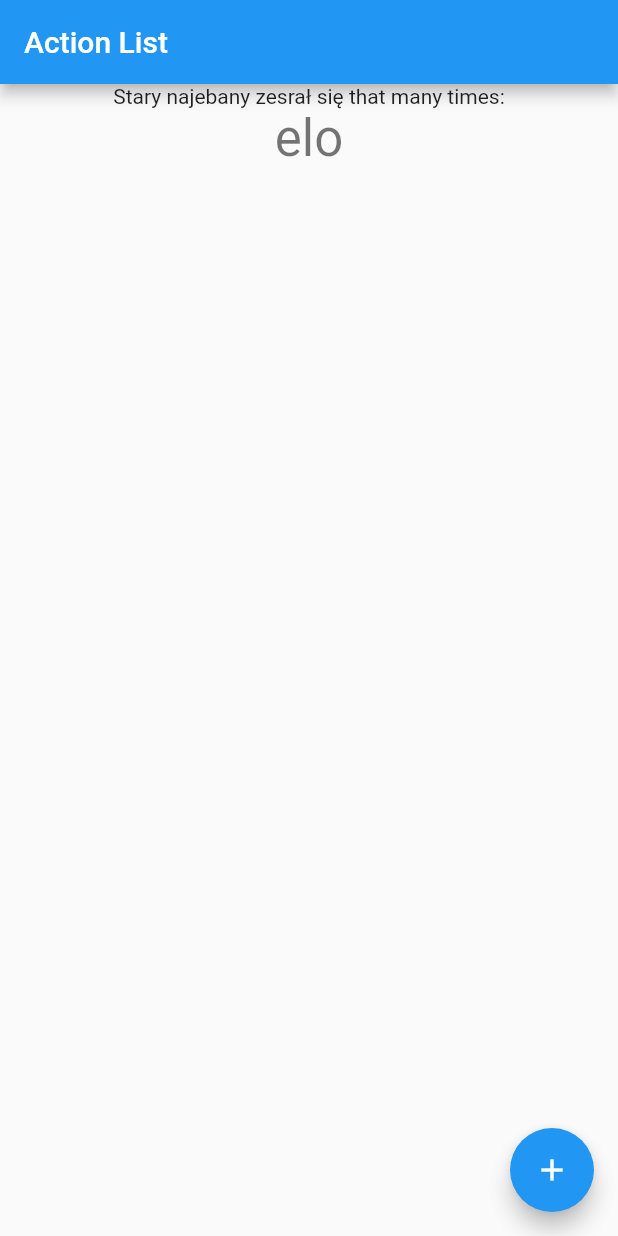
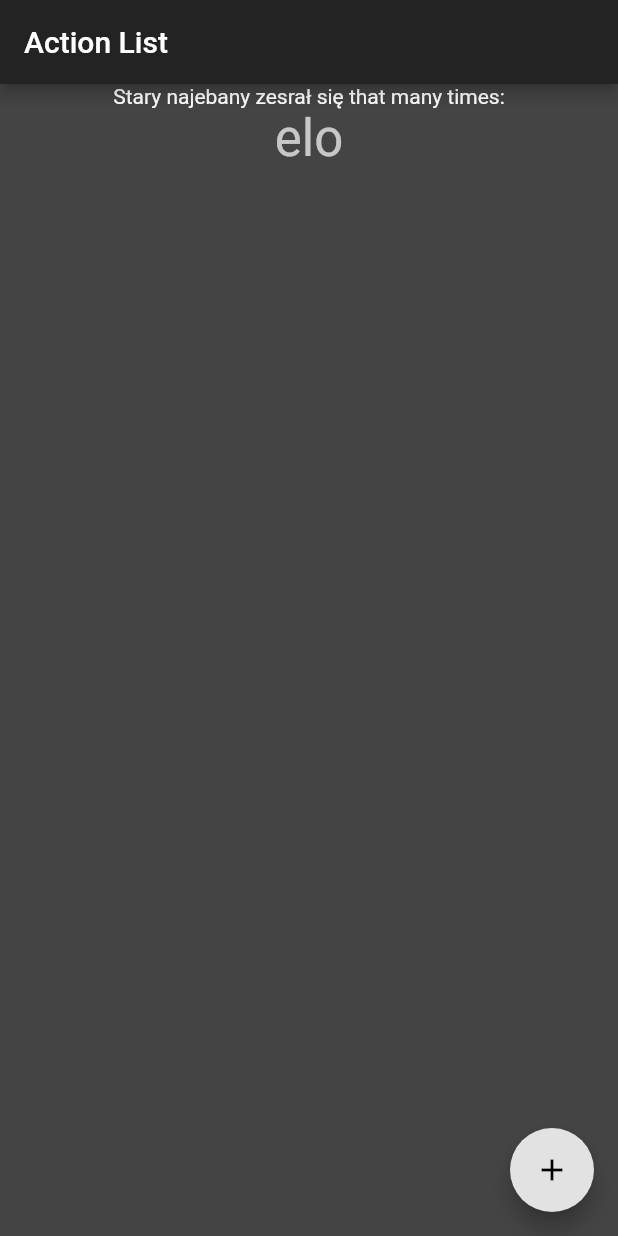
Before and after one commit to filip-wan/rpg_manager_flutter, a Flutter app: the screen it shows after launch, on a phone screen of 412 x 824 dp. Run offline on Flutter 3.47's test engine with Material 2 defaults, Android fonts, the phone set to English and light mode, and no system bars.

Commit message:
💄 Add theme file

```diff
--- a/lib/home.dart
+++ b/lib/home.dart
@@ -1,5 +1,5 @@
 import 'package:flutter/material.dart';
-import './widgets/action_list.dart';
+import 'package:rpg_manager_flutter/widgets/action_list.dart';
 
 class HomePage extends StatefulWidget {
   HomePage({Key key, this.title}) : super(key: key);
--- a/lib/main.dart
+++ b/lib/main.dart
@@ -1,5 +1,6 @@
 import 'package:flutter/material.dart';
-import './home.dart';
+import 'package:rpg_manager_flutter/styles/theme.dart';
+import 'package:rpg_manager_flutter/home.dart';
 
 void main() {
   runApp(MyApp());
@@ -10,10 +11,7 @@ class MyApp extends StatelessWidget {
   Widget build(BuildContext context) {
     return MaterialApp(
       title: 'RPG Manager',
-      theme: ThemeData(
-        primarySwatch: Colors.blue,
-        visualDensity: VisualDensity.adaptivePlatformDensity,
-      ),
+      theme: buildThemeData(),
       home: HomePage(title: 'Action List'),
     );
   }
--- /dev/null
+++ b/lib/styles/colors.dart
@@ -0,0 +1,8 @@
+import 'package:flutter/material.dart';
+
+Map<String, Color> colors = {
+  "background": Color(0xff444444), // #444
+  "navbar": Color(0xff232323), // #232323
+  "text": Color(0xffe2e2e2), // #e2e2e2
+  "button": Color(0xff636363), // #636363
+};
--- /dev/null
+++ b/lib/styles/theme.dart
@@ -0,0 +1,34 @@
+import 'package:flutter/material.dart';
+import 'package:rpg_manager_flutter/styles/colors.dart';
+
+ThemeData buildThemeData() => ThemeData(
+      visualDensity: VisualDensity.adaptivePlatformDensity,
+      appBarTheme: AppBarTheme(
+        color: colors["navbar"],
+        brightness: Brightness.dark,
+      ),
+      buttonTheme: ButtonThemeData(
+        buttonColor: Colors.deepPurple,
+        shape: RoundedRectangleBorder(borderRadius: BorderRadius.circular(30)),
+        padding: EdgeInsets.symmetric(vertical: 20.0, horizontal: 10.0),
+      ),
+      textTheme: TextTheme(
+          headline1: TextStyle(
+              fontSize: 100,
+              fontWeight: FontWeight.normal,
+              color: colors["text"]),
+          headline2: TextStyle(
+              fontSize: 60,
+              fontWeight: FontWeight.normal,
+              color: colors["text"]),
+          button: TextStyle(
+            fontSize: 50,
+            fontWeight: FontWeight.normal,
+          )),
+      brightness: Brightness.dark,
+      backgroundColor: colors["background"],
+      primaryColor: colors["background"],
+      accentColor: colors["text"],
+      canvasColor: colors["background"],
+      buttonColor: colors["button"],
+    );
```
